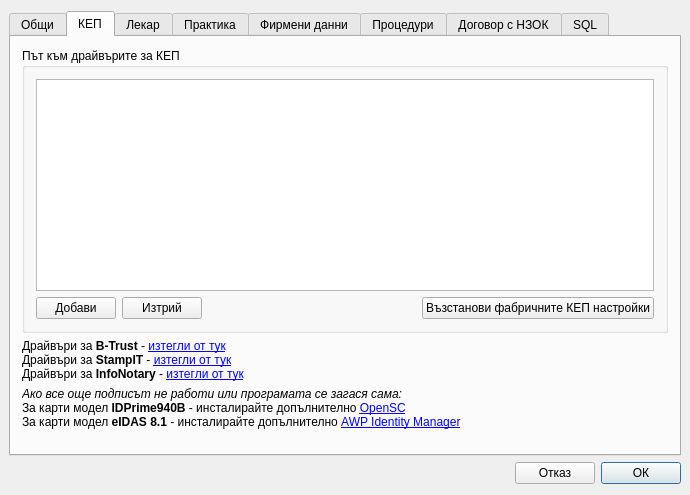
Before: the Qt Designer form src/View/Widgets/SettingsDialog.ui in thefinalcutbg/DinoDent, drawn with Qt 5.
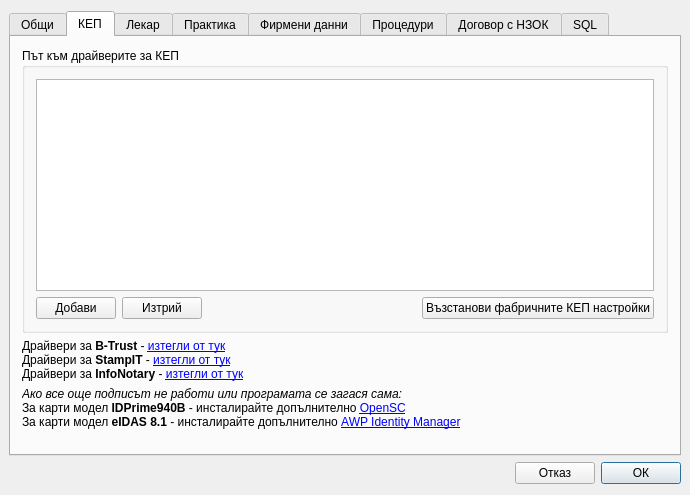
After: the same form once the commit is applied. The open tabs and pages were chosen to show the change. Custom widgets are drawn as their Qt base class.

Commit message: label rename

What changed in the file:
```diff
--- a/src/View/Widgets/SettingsDialog.ui
+++ b/src/View/Widgets/SettingsDialog.ui
@@ -247,7 +247,7 @@
           </sizepolicy>
          </property>
          <property name="title">
-          <string>Път към драйвърите за КЕП</string>
+          <string>Път към драйверите за КЕП</string>
          </property>
          <layout class="QVBoxLayout" name="verticalLayout_9">
           <item>
@@ -307,7 +307,7 @@
        <item>
         <widget class="QLabel" name="label_4">
          <property name="text">
-          <string>&lt;html&gt;&lt;head/&gt;&lt;body&gt;&lt;p&gt;Драйвъри за &lt;span style=&quot; font-weight:700;&quot;&gt;B-Trust&lt;/span&gt; - &lt;a href=&quot;https://www.b-trust.bg/client-center/signature-installation&quot;&gt;&lt;span style=&quot; text-decoration: underline; color:#0000ff;&quot;&gt;изтегли от тук&lt;/span&gt;&lt;/a&gt;&lt;br/&gt;Драйвъри за &lt;span style=&quot; font-weight:700;&quot;&gt;StampIT&lt;/span&gt; - &lt;a href=&quot;https://www.stampit.org/bg/page/795&quot;&gt;&lt;span style=&quot; text-decoration: underline; color:#0000ff;&quot;&gt;изтегли от тук&lt;/span&gt;&lt;/a&gt;&lt;br/&gt;Драйвъри за &lt;span style=&quot; font-weight:700;&quot;&gt;InfoNotary&lt;/span&gt; - &lt;a href=&quot;https://www.infonotary.com/?p=technical-support&quot;&gt;&lt;span style=&quot; text-decoration: underline; color:#0000ff;&quot;&gt;изтегли от тук&lt;/span&gt;&lt;/a&gt;&lt;/p&gt;&lt;/body&gt;&lt;/html&gt;</string>
+          <string>&lt;html&gt;&lt;head/&gt;&lt;body&gt;&lt;p&gt;Драйвери за &lt;span style=&quot; font-weight:700;&quot;&gt;B-Trust&lt;/span&gt; - &lt;a href=&quot;https://www.b-trust.bg/client-center/signature-installation&quot;&gt;&lt;span style=&quot; text-decoration: underline; color:#0000ff;&quot;&gt;изтегли от тук&lt;/span&gt;&lt;/a&gt;&lt;br/&gt;Драйвери за &lt;span style=&quot; font-weight:700;&quot;&gt;StampIT&lt;/span&gt; - &lt;a href=&quot;https://www.stampit.org/bg/page/795&quot;&gt;&lt;span style=&quot; text-decoration: underline; color:#0000ff;&quot;&gt;изтегли от тук&lt;/span&gt;&lt;/a&gt;&lt;br/&gt;Драйвери за &lt;span style=&quot; font-weight:700;&quot;&gt;InfoNotary&lt;/span&gt; - &lt;a href=&quot;https://www.infonotary.com/?p=technical-support&quot;&gt;&lt;span style=&quot; text-decoration: underline; color:#0000ff;&quot;&gt;изтегли от тук&lt;/span&gt;&lt;/a&gt;&lt;/p&gt;&lt;/body&gt;&lt;/html&gt;</string>
          </property>
          <property name="textFormat">
           <enum>Qt::TextFormat::RichText</enum>
```
Left out of the diff: 2 changed lines with no effect on the pictures. The commit also changes 1 other file.
